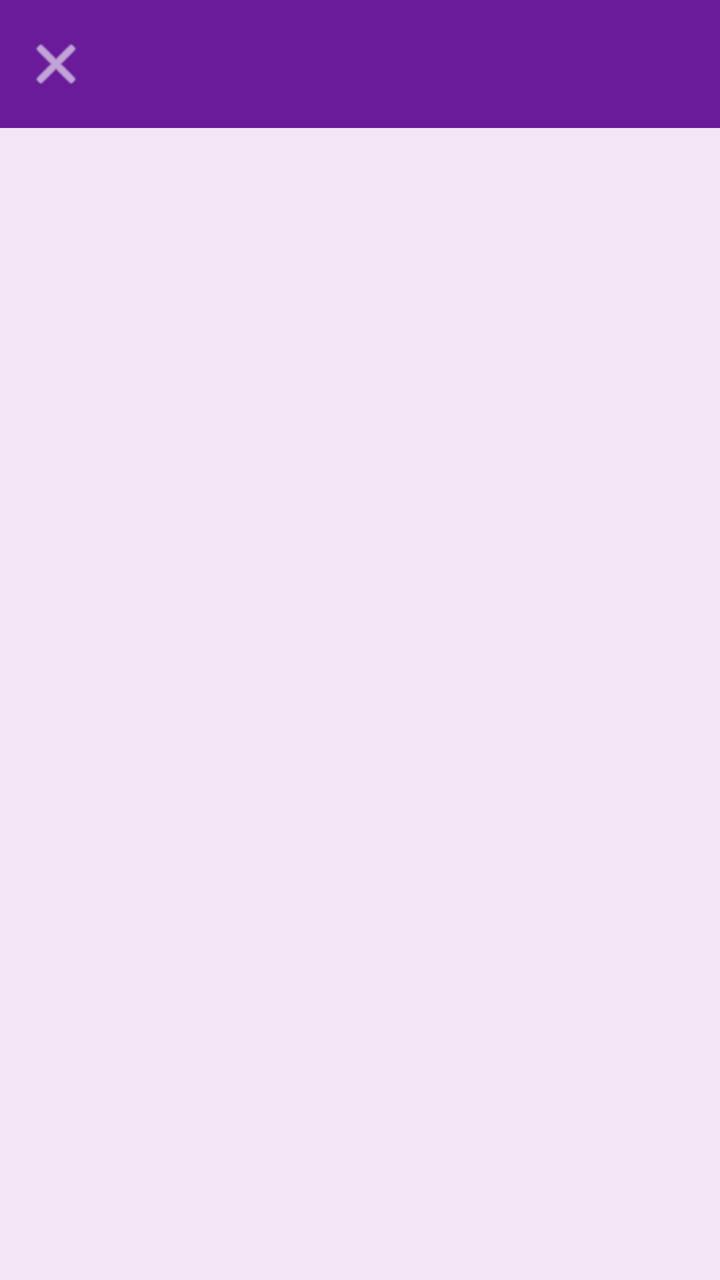
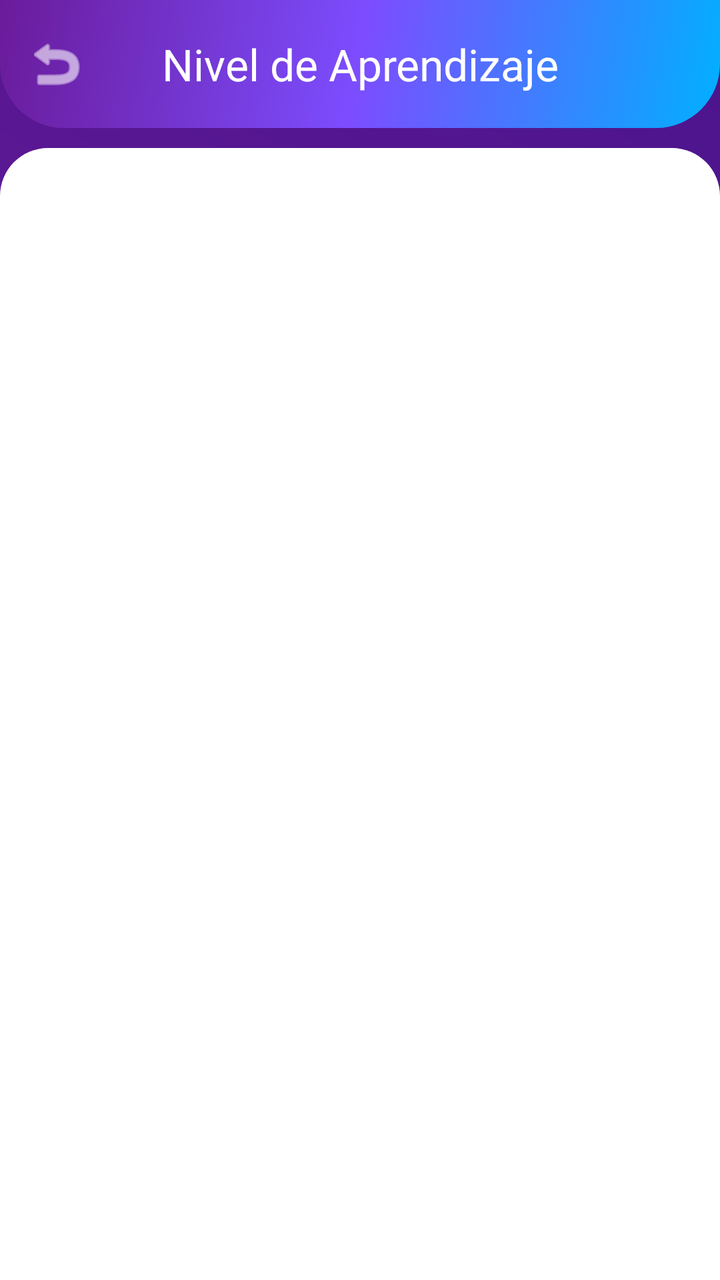

The first picture is an Android layout as it rendered before a commit; the second is the same layout after the commit. The layout source and the unified diff follow.
<!-- AndroidManifest.xml: application theme Theme.ReglamentoUpp -->
<!-- res/layout/activity_game_level.xml -->
<?xml version="1.0" encoding="utf-8"?>
<androidx.coordinatorlayout.widget.CoordinatorLayout
    xmlns:android="http://schemas.android.com/apk/res/android"
    xmlns:app="http://schemas.android.com/apk/res-auto"
    xmlns:tools="http://schemas.android.com/tools"
    android:layout_width="match_parent"
    android:layout_height="match_parent"
    android:background="@color/app_bg"
    tools:context=".GameLevelActivity">

    <com.google.android.material.appbar.AppBarLayout
        android:layout_width="match_parent"
        android:layout_height="wrap_content"
        android:background="@android:color/transparent"
        app:elevation="0dp">

        <com.google.android.material.appbar.MaterialToolbar
            android:id="@+id/toolbarLevel"
            android:layout_width="match_parent"
            android:layout_height="?attr/actionBarSize"
            android:background="@color/upp_primary"
            app:navigationIcon="@android:drawable/ic_menu_close_clear_cancel"
            app:navigationIconTint="@color/white"
            app:titleTextColor="@color/white"
            tools:title="Misión: Derechos"/>

    </com.google.android.material.appbar.AppBarLayout>

    <FrameLayout
        android:id="@+id/game_content_container"
        android:layout_width="match_parent"
        android:layout_height="match_parent"
        app:layout_behavior="@string/appbar_scrolling_view_behavior">
    </FrameLayout>

</androidx.coordinatorlayout.widget.CoordinatorLayout>
<!-- resources referenced by this layout -->
<resources>
  <color name="app_bg">#F3E5F5</color>
  <color name="upp_primary">#6A1B9A</color>
  <color name="white">#FFFFFF</color>
  <style name="Theme.ReglamentoUpp" parent="Base.Theme.ReglamentoUpp" />
  <style name="Base.Theme.ReglamentoUpp" parent="Theme.Material3.DayNight.NoActionBar">
          <item name="colorPrimary">@color/upp_primary</item>
          <item name="colorPrimaryVariant">@color/upp_primary_dark</item>
          <item name="colorOnPrimary">@color/text_light</item>
  
          <item name="colorSecondary">@color/upp_secondary</item>
          <item name="colorOnSecondary">@color/text_light</item>
  
          <item name="android:statusBarColor">@color/upp_primary_dark</item>
          <item name="android:windowLightStatusBar">false</item> <item name="android:colorBackground">@color/app_bg</item>
          <item name="colorSurface">@color/surface_color</item>
      </style>
  <color name="upp_primary_dark">#4A148C</color>
  <color name="text_light">#FFFFFF</color>
  <color name="upp_secondary">#8E24AA</color>
  <color name="surface_color">#FFFFFF</color>
</resources>

<!-- the commit's change to res/layout/activity_game_level.xml (unified diff, before → after) -->
@@ -5,7 +5,7 @@
     xmlns:tools="http://schemas.android.com/tools"
     android:layout_width="match_parent"
     android:layout_height="match_parent"
-    android:background="@color/app_bg"
+    android:background="@drawable/main_background"
     tools:context=".GameLevelActivity">
 
     <com.google.android.material.appbar.AppBarLayout
@@ -15,14 +15,15 @@
         app:elevation="0dp">
 
         <com.google.android.material.appbar.MaterialToolbar
-            android:id="@+id/toolbarLevel"
+            android:id="@+id/toolbar_level"
             android:layout_width="match_parent"
             android:layout_height="?attr/actionBarSize"
-            android:background="@color/upp_primary"
-            app:navigationIcon="@android:drawable/ic_menu_close_clear_cancel"
+            android:background="@drawable/gradient_header"
+            app:navigationIcon="@android:drawable/ic_menu_revert"
             app:navigationIconTint="@color/white"
+            app:title="Nivel de Aprendizaje"
             app:titleTextColor="@color/white"
-            tools:title="Misión: Derechos"/>
+            app:titleCentered="true"/>
 
     </com.google.android.material.appbar.AppBarLayout>
 
@@ -30,7 +31,8 @@
         android:id="@+id/game_content_container"
         android:layout_width="match_parent"
         android:layout_height="match_parent"
-        app:layout_behavior="@string/appbar_scrolling_view_behavior">
-    </FrameLayout>
+        android:background="@drawable/bottom_sheet_background"
+        android:layout_marginTop="10dp"
+        app:layout_behavior="@string/appbar_scrolling_view_behavior"/>
 
 </androidx.coordinatorlayout.widget.CoordinatorLayout>
<!-- resource entries referenced after the edit -->
@@ -2,8 +2,40 @@
 <resources>
   <color name="app_bg">#F3E5F5</color>
   <color name="upp_primary">#6A1B9A</color>
+  <color name="gradient_start">#7B1FA2</color>
+  <color name="gradient_end">#4A148C</color>
   <color name="white">#FFFFFF</color>
+  <!-- drawable bottom_sheet_background (drawable) -->
+  <?xml version="1.0" encoding="utf-8"?>
+  <shape xmlns:android="http://schemas.android.com/apk/res/android"
+      android:shape="rectangle">
+      <solid android:color="@color/card_bg" />
+      <corners
+          android:topLeftRadius="24dp"
+          android:topRightRadius="24dp" />
+  </shape>
+  <!-- drawable gradient_header (drawable) -->
+  <?xml version="1.0" encoding="utf-8"?>
+  <shape xmlns:android="http://schemas.android.com/apk/res/android">
+      <gradient
+          android:angle="315"
+          android:startColor="@color/upp_primary"
+          android:centerColor="#7C4DFF"
+          android:endColor="#00B0FF"
+          android:type="linear" />
+      <corners android:bottomLeftRadius="32dp" android:bottomRightRadius="32dp"/>
+  </shape>
+  <!-- drawable main_background (drawable) -->
+  <?xml version="1.0" encoding="utf-8"?>
+  <shape xmlns:android="http://schemas.android.com/apk/res/android">
+      <gradient
+          android:angle="45"
+          android:startColor="@color/gradient_start"
+          android:endColor="@color/gradient_end"
+          android:type="linear" />
+  </shape>
   <style name="Theme.ReglamentoUpp" parent="Base.Theme.ReglamentoUpp" />
+  <color name="card_bg">#FFFFFF</color>
   <style name="Base.Theme.ReglamentoUpp" parent="Theme.Material3.DayNight.NoActionBar">
           <item name="colorPrimary">@color/upp_primary</item>
           <item name="colorPrimaryVariant">@color/upp_primary_dark</item>
